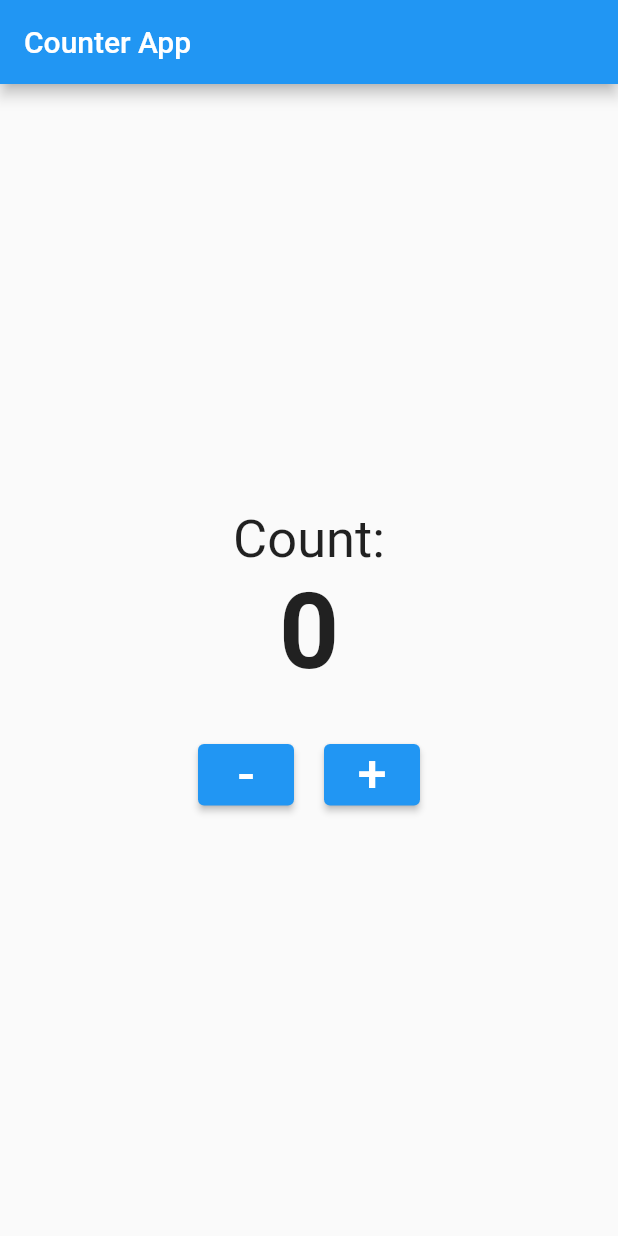
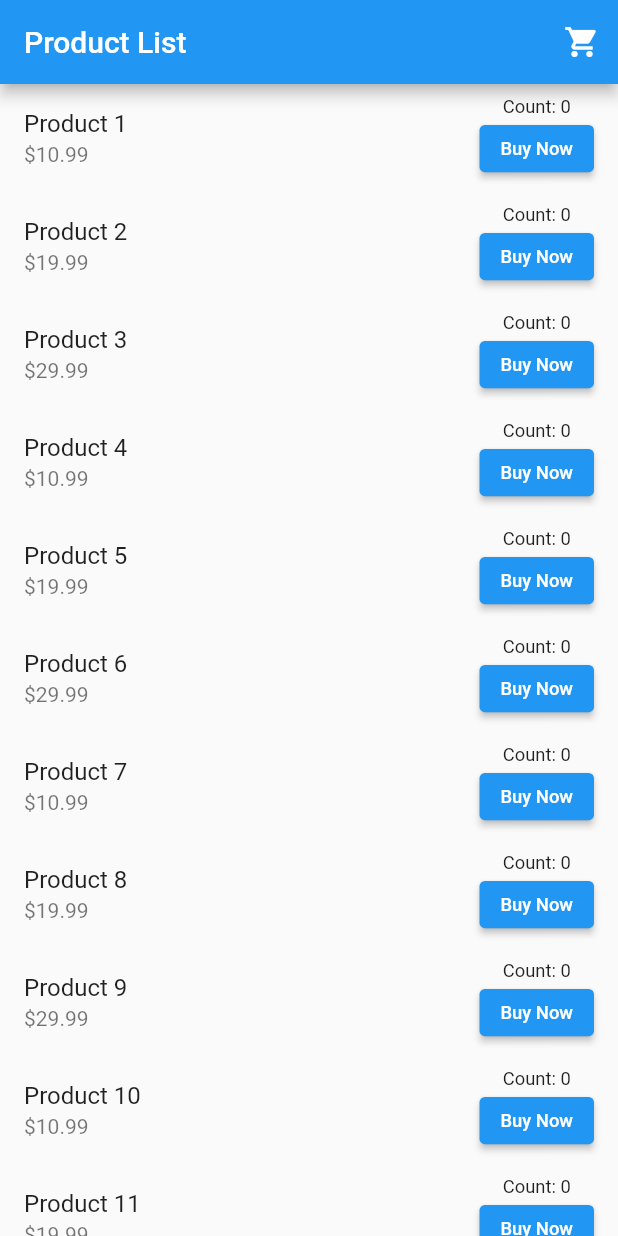
Before and after one commit to Shahadat102099/module6_livetest, a Flutter app: the screen it shows after launch, on a phone screen of 412 x 824 dp. Run offline on Flutter 3.47's test engine with Material 2 defaults, Android fonts, the phone set to English and light mode, and no system bars.

Commit message:
Module 7 Assignment Done

```diff
--- a/lib/main.dart
+++ b/lib/main.dart
@@ -1,52 +1,88 @@
 import 'package:flutter/material.dart';
 
-void main(){
+void main() {
   runApp(MyApp());
 }
+
 class MyApp extends StatelessWidget {
-  const MyApp({super.key});
-
   @override
   Widget build(BuildContext context) {
     return MaterialApp(
       debugShowCheckedModeBanner: false,
-      home: HomePage(),);
+      home: ProductList(),
+    );
   }
 }
-class HomePage extends StatefulWidget {
+
+class ProductList extends StatefulWidget {
   @override
-  _HomePage createState() => _HomePage();
+  _ProductListState createState() => _ProductListState();
 }
 
-class _HomePage extends State<HomePage> {
-  int count = 0;
+class _ProductListState extends State<ProductList> {
+  List<Product> products = [
+    Product(name: 'Product 1', price: 10.99),
+    Product(name: 'Product 2', price: 19.99),
+    Product(name: 'Product 3', price: 29.99),
+    Product(name: 'Product 4', price: 10.99),
+    Product(name: 'Product 5', price: 19.99),
+    Product(name: 'Product 6', price: 29.99),
+    Product(name: 'Product 7', price: 10.99),
+    Product(name: 'Product 8', price: 19.99),
+    Product(name: 'Product 9', price: 29.99),
+    Product(name: 'Product 10', price: 10.99),
+    Product(name: 'Product 11', price: 19.99),
+    Product(name: 'Product 12', price: 29.99),
+    Product(name: 'Product 13', price: 10.99),
+    Product(name: 'Product 14', price: 19.99),
+    Product(name: 'Product 15', price: 29.99),
+    Product(name: 'Product 16', price: 10.99),
+    Product(name: 'Product 17', price: 19.99),
+    Product(name: 'Product 18', price: 29.99),
+    Product(name: 'Product 19', price: 10.99),
+    Product(name: 'Product 20', price: 19.99),
+    Product(name: 'Product 21', price: 29.99),
+    Product(name: 'Product 22', price: 10.99),
+    Product(name: 'Product 23', price: 19.99),
+    Product(name: 'Product 24', price: 29.99),
+  ];
 
-  void _incrementCount() {
+  @override
+  Widget build(BuildContext context) {
+    return Scaffold(
+      appBar: AppBar(
+        title: Text('Product List'),
+        actions:[
+          IconButton(
+            icon: Icon(Icons.shopping_cart),
+            onPressed: () {
+              Navigator.push(
+                context,
+                MaterialPageRoute(builder: (context) => CartPage(products: products)),
+              );
+            },
+          ),
+        ],
+      ),
+      body: ListView.builder(
+        shrinkWrap: true,
+        itemCount: products.length,
+        itemBuilder: (BuildContext context, int index) {
+          return ProductItem(
+            product: products[index],
+            onBuy: () {
               setState(() {
-      count++;
-      if (count >= 5) {
-        _showDialog();
-      }
-    });
-  }
-
-  void _decrementCount() {
-    setState(() {
-      if (count > 0) {
-        count--;
-      }
-    });
-  }
-
-  void _showDialog() {
+                products[index].incrementCounter();
+                if (products[index].counter == 5) {
                   showDialog(
                     context: context,
                     builder: (BuildContext context) {
                       return AlertDialog(
-          title: Text("Button pressed $count times."),
+                        title: Text('Congratulations!'),
+                        content: Text('You\'ve bought 5 ${products[index].name}!'),
                         actions: <Widget>[
                           TextButton(
-              child: Text("OK"),
+                            child: Text('OK'),
                             onPressed: () {
                               Navigator.of(context).pop();
                             },
@@ -56,40 +92,46 @@ class _HomePage extends State<HomePage> {
                     },
                   );
                 }
+              });
+            },
+          );
+        },
+      ),
+    );
+  }
+}
+
+class Product {
+  String name;
+  double price;
+  int counter;
+
+  Product({required this.name, required this.price, this.counter = 0});
+
+  void incrementCounter() {
+    counter++;
+  }
+}
+
+class ProductItem extends StatelessWidget {
+  final Product product;
+  final Function()? onBuy;
+
+  ProductItem({required this.product, this.onBuy});
 
   @override
   Widget build(BuildContext context) {
-    return Scaffold(
-      appBar: AppBar(
-        title: Text('Counter App'),
-      ),
-      body: Center(
+    return ListTile(
+      title: Text(product.name),
+      subtitle: Text('\$${product.price.toStringAsFixed(2)}'),
+      trailing: FittedBox(
         child: Column(
           mainAxisAlignment: MainAxisAlignment.center,
           children: <Widget>[
-            Text(
-              'Count:',
-              style: TextStyle(fontSize: 35),
-            ),
-            Text(
-              '$count',
-              style: TextStyle(fontSize: 70, fontWeight: FontWeight.bold),
-            ),
-
-            SizedBox(height: 30),
-            Row(
-              mainAxisAlignment: MainAxisAlignment.center,
-              children: <Widget>[
+            Text('Count: ${product.counter}'),
             ElevatedButton(
-                  onPressed: _decrementCount,
-                  child: Text('-',style: TextStyle(fontSize: 35),),
-                ),
-                SizedBox(width: 20),
-                ElevatedButton(
-                  onPressed: _incrementCount,
-                  child: Text('+',style: TextStyle(fontSize: 35),),
-                ),
-              ],
+              onPressed: onBuy,
+              child: Text('Buy Now'),
             ),
           ],
         ),
@@ -97,3 +139,23 @@ class _HomePage extends State<HomePage> {
     );
   }
 }
+
+class CartPage extends StatelessWidget {
+  final List<Product> products;
+
+  CartPage({required this.products});
+
+  @override
+  Widget build(BuildContext context) {
+    int totalItems = products.fold(0, (sum, product) => sum + product.counter);
+
+    return Scaffold(
+      appBar: AppBar(
+        title: Text('Cart'),
+      ),
+      body: Center(
+        child: Text('Total Items in Cart: $totalItems'),
+      ),
+    );
+  }
+}
```
Lines whose indentation alone changed are shown as unchanged.
